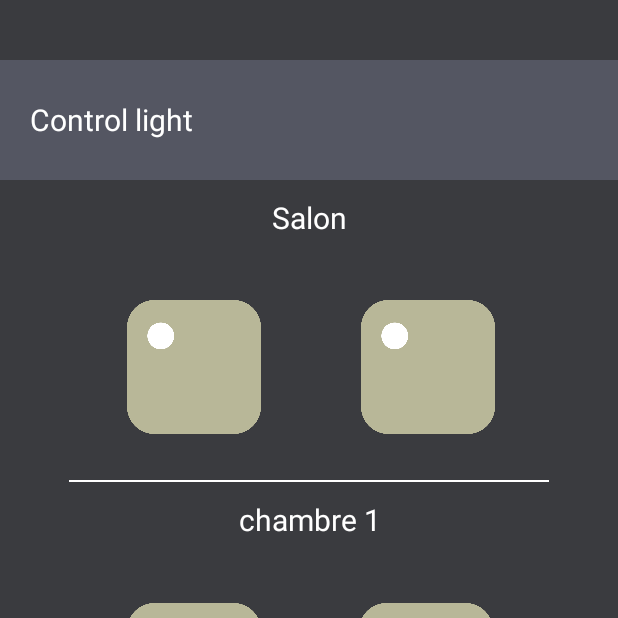
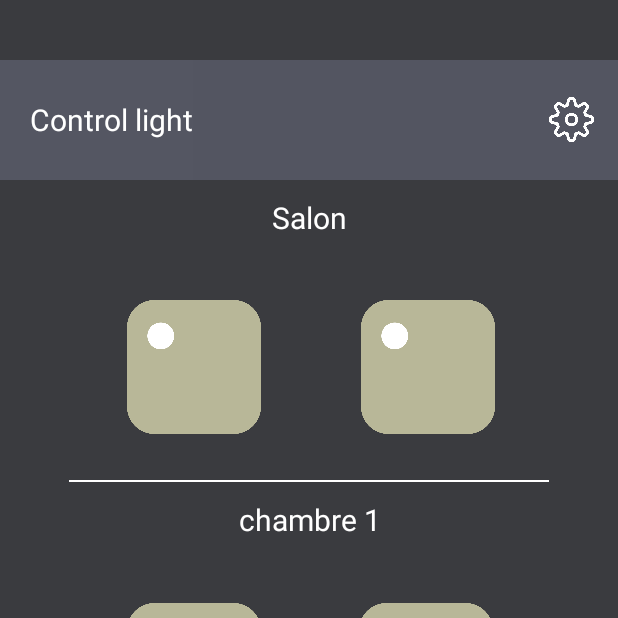
Before and after one commit to MhamdiAbdelilah/rasbery_app, an Android app: the screen it shows after launch (MainActivity), on a phone screen of 412 x 824 dp, the top half of it. Run offline under Robolectric (Android 15) with nearby library versions, the phone set to English and light mode, and no system bars.

Commit message:
add btn that lead to settings page

```diff
--- a/app/src/main/res/layout/activity_main.xml
+++ b/app/src/main/res/layout/activity_main.xml
@@ -22,16 +22,47 @@
             android:background="@color/white"
             tools:visibility="visible" />
 
+        <LinearLayout
+            android:layout_width="match_parent"
+            android:layout_height="wrap_content"
+            android:background="#535561"
+            android:gravity="center"
+            android:orientation="horizontal">
+
             <TextView
                 android:id="@+id/tab_title"
-            android:layout_width="match_parent"
+                android:layout_width="wrap_content"
                 android:layout_height="80dp"
                 android:background="#545662"
                 android:gravity="center_vertical"
-            android:paddingLeft="20dp"
+                android:paddingStart="20dp"
                 android:text="Control light"
                 android:textColor="@color/white"
-            android:textSize="20sp" />
+                android:textSize="20sp"
+                tools:ignore="RtlSymmetry" />
+
+            <androidx.constraintlayout.widget.ConstraintLayout
+                android:layout_width="wrap_content"
+                android:layout_height="wrap_content"
+                android:layout_weight="1">
+
+                <ImageButton
+                    android:id="@+id/settings_btn"
+                    android:layout_width="30dp"
+                    android:layout_height="0dp"
+                    android:background="#00FFFFFF"
+                    android:contentDescription="TODO"
+                    android:scaleType="fitCenter"
+                    app:layout_constraintDimensionRatio="1:1"
+                    app:layout_constraintEnd_toEndOf="parent"
+                    app:layout_constraintHorizontal_bias="0.936"
+                    app:layout_constraintStart_toStartOf="parent"
+                    app:srcCompat="@drawable/settings_btn"
+                    tools:layout_editor_absoluteY="0dp"
+                    tools:ignore="MissingConstraints" />
+            </androidx.constraintlayout.widget.ConstraintLayout>
+
+        </LinearLayout>
 
         <TextView
             android:id="@+id/textView3"
```
Lines whose indentation alone changed are shown as unchanged.
